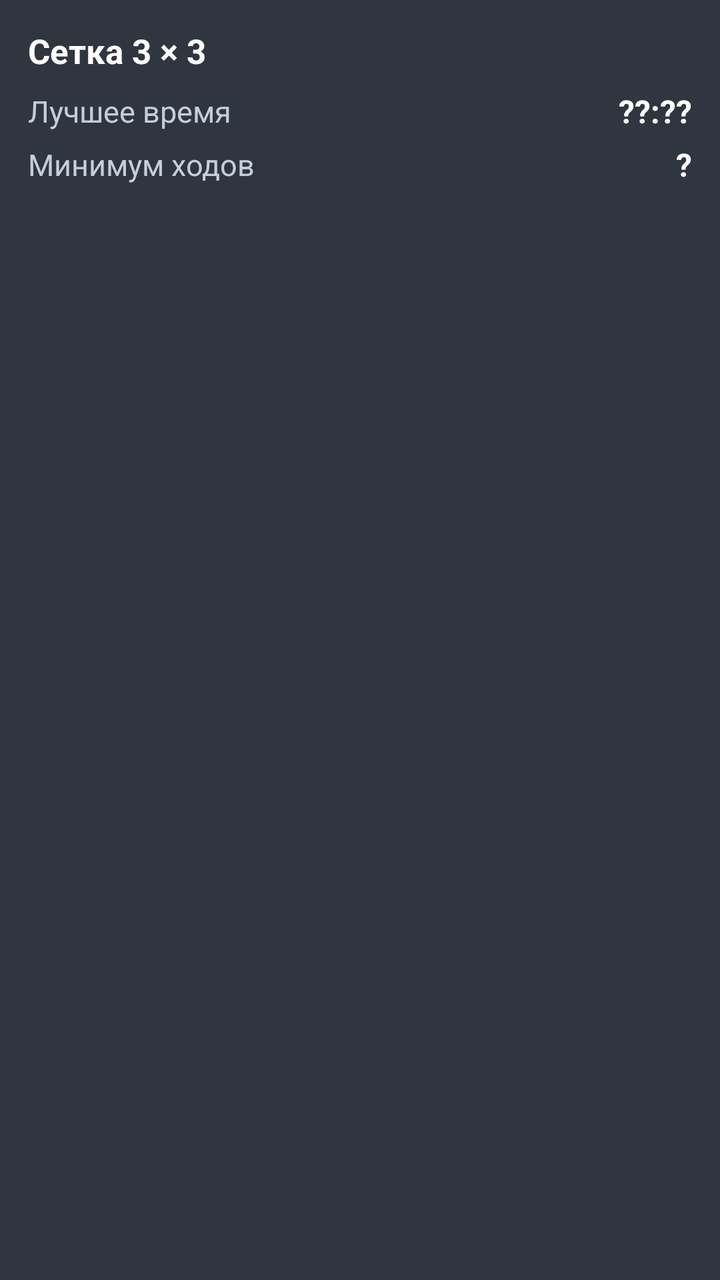
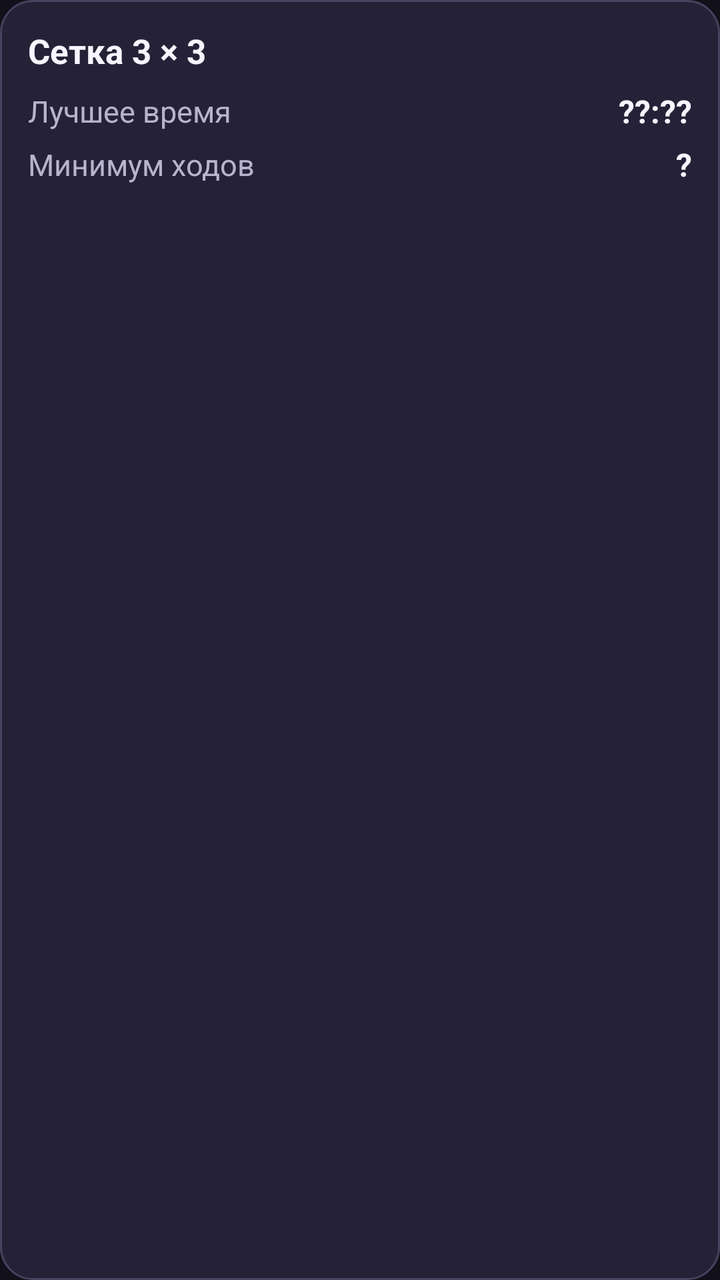

An Android layout rendered at two revisions. The XML below is the earlier revision; the diff shows what the commit changed to produce the second picture.
<!-- AndroidManifest.xml: application theme AppTheme -->
<!-- res/layout/item_record_row_3.xml -->
<?xml version="1.0" encoding="utf-8"?>
<LinearLayout xmlns:android="http://schemas.android.com/apk/res/android"
    android:layout_width="match_parent"
    android:layout_height="wrap_content"
    android:layout_marginBottom="10dp"
    android:background="#303640"
    android:orientation="vertical"
    android:padding="14dp">

    <TextView
        android:layout_width="match_parent"
        android:layout_height="wrap_content"
        android:text="Сетка 3 × 3"
        android:textColor="#FFFFFF"
        android:textSize="17sp"
        android:textStyle="bold" />

    <LinearLayout
        android:layout_width="match_parent"
        android:layout_height="wrap_content"
        android:layout_marginTop="8dp"
        android:gravity="center_vertical"
        android:orientation="horizontal">

        <TextView
            android:layout_width="0dp"
            android:layout_height="wrap_content"
            android:layout_weight="1"
            android:text="Лучшее время"
            android:textColor="#C6CED8"
            android:textSize="15sp" />

        <TextView
            android:id="@+id/record_3_time"
            android:layout_width="wrap_content"
            android:layout_height="wrap_content"
            android:text="@string/no_record_time"
            android:textColor="#FFFFFF"
            android:textSize="16sp"
            android:textStyle="bold" />
    </LinearLayout>

    <LinearLayout
        android:layout_width="match_parent"
        android:layout_height="wrap_content"
        android:layout_marginTop="5dp"
        android:gravity="center_vertical"
        android:orientation="horizontal">

        <TextView
            android:layout_width="0dp"
            android:layout_height="wrap_content"
            android:layout_weight="1"
            android:text="Минимум ходов"
            android:textColor="#C6CED8"
            android:textSize="15sp" />

        <TextView
            android:id="@+id/record_3_moves"
            android:layout_width="wrap_content"
            android:layout_height="wrap_content"
            android:text="@string/no_record_moves"
            android:textColor="#FFFFFF"
            android:textSize="16sp"
            android:textStyle="bold" />
    </LinearLayout>
</LinearLayout>
<!-- resources referenced by this layout -->
<resources>
  <string name="no_record_moves">\?</string>
  <string name="no_record_time">\?\?:\?\?</string>
  <style name="AppTheme" parent="android:Theme.NoTitleBar.Fullscreen">
          <item name="android:windowNoTitle">true</item>
          <item name="android:windowFullscreen">true</item>
          <item name="android:windowContentOverlay">@null</item>
      </style>
</resources>

<!-- the commit's change to res/layout/item_record_row_3.xml (unified diff, before → after) -->
@@ -3,7 +3,7 @@
     android:layout_width="match_parent"
     android:layout_height="wrap_content"
     android:layout_marginBottom="10dp"
-    android:background="#303640"
+    android:background="@drawable/bg_surface_card"
     android:orientation="vertical"
     android:padding="14dp">
 
@@ -11,7 +11,7 @@
         android:layout_width="match_parent"
         android:layout_height="wrap_content"
         android:text="Сетка 3 × 3"
-        android:textColor="#FFFFFF"
+        android:textColor="@color/colorTextPrimary"
         android:textSize="17sp"
         android:textStyle="bold" />
 
@@ -27,7 +27,7 @@
             android:layout_height="wrap_content"
             android:layout_weight="1"
             android:text="Лучшее время"
-            android:textColor="#C6CED8"
+            android:textColor="@color/colorTextSecondary"
             android:textSize="15sp" />
 
         <TextView
@@ -35,7 +35,7 @@
             android:layout_width="wrap_content"
             android:layout_height="wrap_content"
             android:text="@string/no_record_time"
-            android:textColor="#FFFFFF"
+            android:textColor="@color/colorTextPrimary"
             android:textSize="16sp"
             android:textStyle="bold" />
     </LinearLayout>
@@ -52,7 +52,7 @@
             android:layout_height="wrap_content"
             android:layout_weight="1"
             android:text="Минимум ходов"
-            android:textColor="#C6CED8"
+            android:textColor="@color/colorTextSecondary"
             android:textSize="15sp" />
 
         <TextView
@@ -60,7 +60,7 @@
             android:layout_width="wrap_content"
             android:layout_height="wrap_content"
             android:text="@string/no_record_moves"
-            android:textColor="#FFFFFF"
+            android:textColor="@color/colorTextPrimary"
             android:textSize="16sp"
             android:textStyle="bold" />
     </LinearLayout>
<!-- resource entries referenced after the edit -->
@@ -1,11 +1,65 @@
 <!-- resources referenced by this layout -->
 <resources>
+  <color name="colorTextPrimary">#F7F5FF</color>
+  <color name="colorTextSecondary">#B9B4CE</color>
+  <!-- drawable bg_surface_card (drawable) -->
+  <?xml version="1.0" encoding="utf-8"?>
+  <shape xmlns:android="http://schemas.android.com/apk/res/android" android:shape="rectangle">
+      <solid android:color="#252238" />
+      <corners android:radius="16dp" />
+      <stroke android:width="1dp" android:color="#49415F" />
+  </shape>
   <string name="no_record_moves">\?</string>
   <string name="no_record_time">\?\?:\?\?</string>
-  <style name="AppTheme" parent="android:Theme.NoTitleBar.Fullscreen">
+  <style name="AppTheme" parent="@android:style/Theme.Material.NoActionBar">
           <item name="android:windowNoTitle">true</item>
           <item name="android:windowFullscreen">true</item>
           <item name="android:windowContentOverlay">@null</item>
+          <item name="android:windowBackground">@color/colorBackground</item>
+          <item name="android:colorAccent">@color/colorAccent</item>
+          <item name="android:navigationBarColor">@color/colorBackground</item>
+          <item name="android:windowLightNavigationBar">false</item>
+          <item name="android:buttonStyle">@style/AppButton</item>
       </style>
+  <color name="colorBackground">#11101B</color>
+  <color name="colorAccent">#A99BFF</color>
+  <style name="AppButton" parent="@android:style/Widget.Material.Button">
+          <item name="android:background">@drawable/bg_button_secondary</item>
+          <item name="android:textColor">@color/colorTextPrimary</item>
+          <item name="android:textAllCaps">false</item>
+          <item name="android:textSize">14sp</item>
+          <item name="android:fontFamily">sans-serif-medium</item>
+          <item name="android:minHeight">48dp</item>
+          <item name="android:insetTop">0dp</item>
+          <item name="android:insetBottom">0dp</item>
+          <item name="android:paddingStart">20dp</item>
+          <item name="android:paddingEnd">20dp</item>
+          <item name="android:elevation">2dp</item>
+      </style>
+  <!-- drawable bg_button_secondary (drawable) -->
+  <?xml version="1.0" encoding="utf-8"?>
+  <selector xmlns:android="http://schemas.android.com/apk/res/android">
+      <item android:state_enabled="false">
+          <shape android:shape="rectangle">
+              <corners android:radius="14dp" />
+              <solid android:color="#242235" />
+              <stroke android:width="1dp" android:color="#38334D" />
+          </shape>
+      </item>
+      <item android:state_pressed="true">
+          <shape android:shape="rectangle">
+              <corners android:radius="14dp" />
+              <solid android:color="#39334F" />
+              <stroke android:width="1dp" android:color="#A99BFF" />
+          </shape>
+      </item>
+      <item>
+          <shape android:shape="rectangle">
+              <corners android:radius="14dp" />
+              <solid android:color="#262438" />
+              <stroke android:width="1dp" android:color="#514A70" />
+          </shape>
+      </item>
+  </selector>
 </resources>
 
